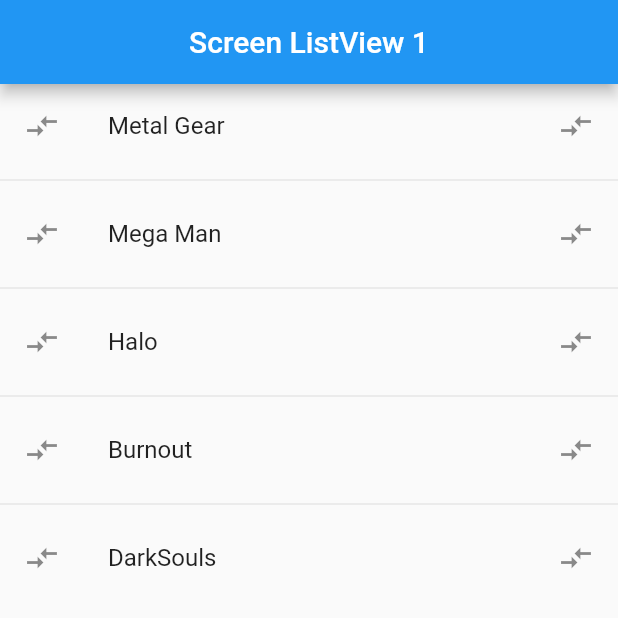
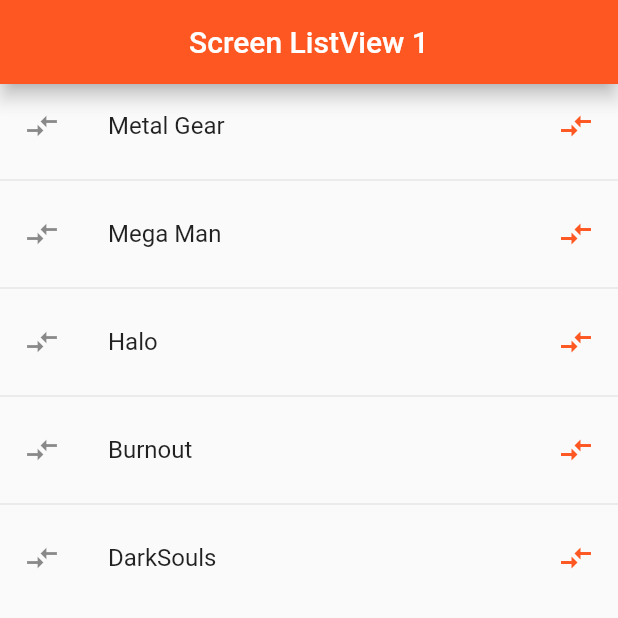
Before and after one commit to crgiosk/curso-flutter, a Flutter app: the screen it shows after launch, on a phone screen of 412 x 824 dp, the top half of it. Run offline on Flutter 3.47's test engine with Material 2 defaults, Android fonts, the light colour scheme and no system bars.

Commit message:
67. Taps sobre los ListTiles y estilo del AppBar.

```diff
--- a/flutter_components/lib/screens/list_view_decorated.dart
+++ b/flutter_components/lib/screens/list_view_decorated.dart
@@ -7,15 +7,23 @@
   @override
   Widget build(BuildContext context) {
     return Scaffold(
-      appBar: AppBar(centerTitle: true, title: const Text("Screen ListView 1")),
+      appBar: AppBar(
+          centerTitle: true, title: const Text("Screen ListView 1"),
+        elevation: 5,
+        backgroundColor: Colors.deepOrange,
+
+      ),
         body: ListView.separated(
             itemBuilder: (context, index) => ListTile(
               //icono a la izquierda del texto
               leading: const Icon(Icons.compare_arrows),
               //icono a la derecha del texto
-              trailing: const Icon(Icons.compare_arrows),
+              trailing: const Icon(Icons.compare_arrows, color: Colors.deepOrange),
               title: Text(options[index]),
-              onTap: (){},
+              onTap: (){
+                final game = options[index];
+                print(game);
+              },
             ),
             separatorBuilder: (_ , __) => const Divider(),
             itemCount: options.length)
```
